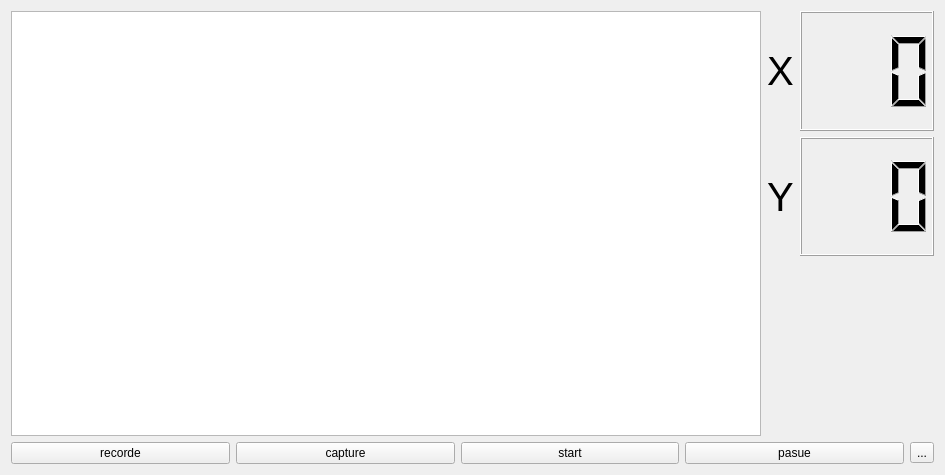
Old version of the form QT_study/IotQtClient/tab1opencv_stream_test.ui in the repository MAKER-park/jjs_creno_project.
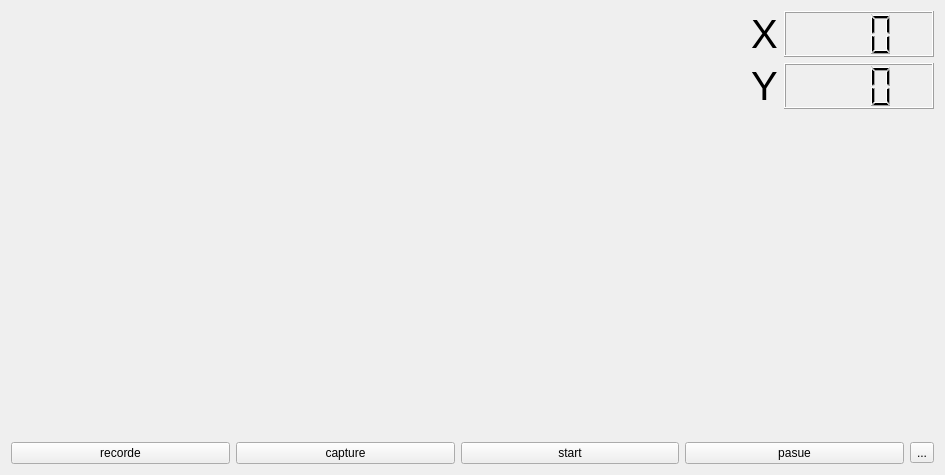
New version of the form.

The edit to the form file:
```diff
--- a/QT_study/IotQtClient/tab1opencv_stream_test.ui
+++ b/QT_study/IotQtClient/tab1opencv_stream_test.ui
@@ -13,16 +13,20 @@
   <property name="windowTitle">
    <string>Form</string>
   </property>
-  <layout class="QVBoxLayout" name="verticalLayout_2">
+  <layout class="QVBoxLayout" name="verticalLayout_2" stretch="2,0">
    <item>
-    <layout class="QHBoxLayout" name="horizontalLayout_4" stretch="9,2">
+    <layout class="QHBoxLayout" name="horizontalLayout_4" stretch="8,2">
      <item>
-      <widget class="QGraphicsView" name="graphicsView"/>
+      <widget class="QLabel" name="label_3">
+       <property name="text">
+        <string/>
+       </property>
+      </widget>
      </item>
      <item>
       <layout class="QVBoxLayout" name="verticalLayout">
        <property name="bottomMargin">
-        <number>180</number>
+        <number>0</number>
        </property>
        <item>
         <layout class="QHBoxLayout" name="horizontalLayout_2" stretch="1,9">
@@ -80,6 +84,19 @@
          </item>
         </layout>
        </item>
+       <item>
+        <spacer name="verticalSpacer">
+         <property name="orientation">
+          <enum>Qt::Vertical</enum>
+         </property>
+         <property name="sizeHint" stdset="0">
+          <size>
+           <width>20</width>
+           <height>40</height>
+          </size>
+         </property>
+        </spacer>
+       </item>
       </layout>
      </item>
     </layout>
```
